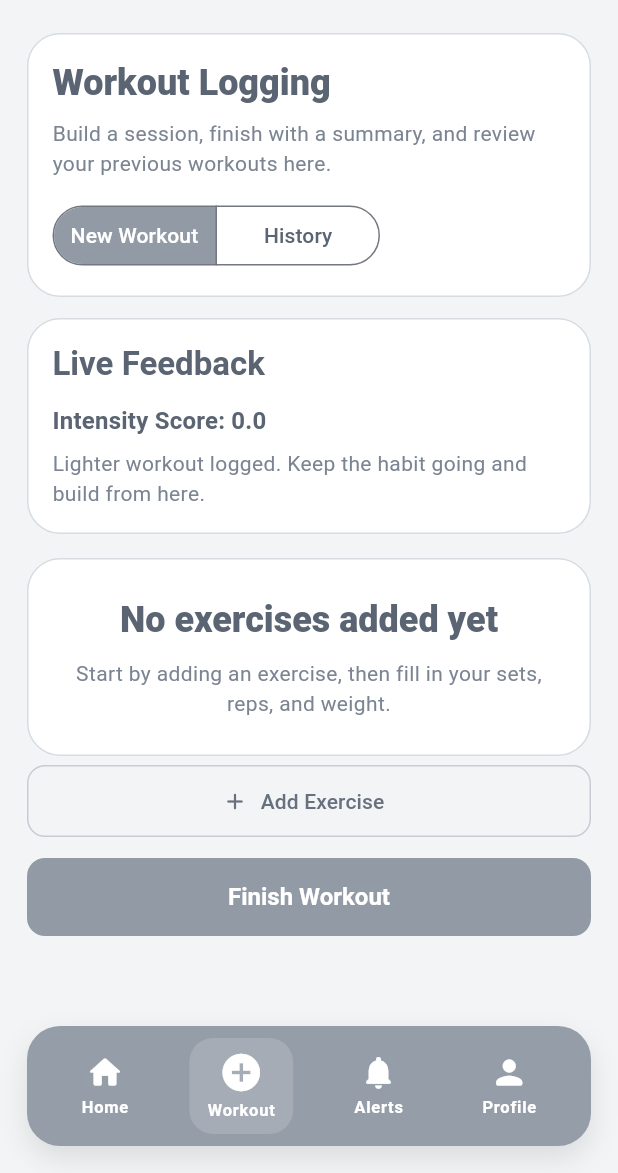
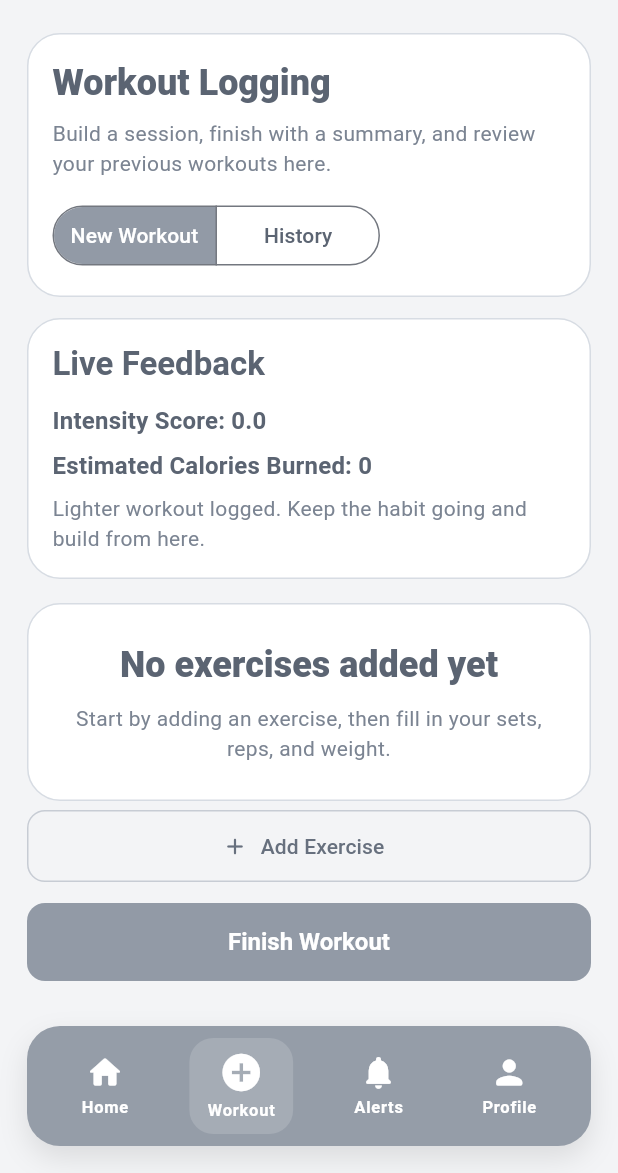
Before and after one commit to wildheart156/Project02_Beast_Mode, a Flutter app: the screen it shows once a user with an empty profile is signed in, item 2 of the bottom bar chosen, on a phone screen of 412 x 824 dp, the part 63-1236 px from its top. Run offline on Flutter 3.47's test engine with Material 3 defaults, Android fonts, the phone set to English and light mode, and no system bars; our stand-ins replace cloud_firestore, firebase_auth, firebase_core; accounts and stored records are empty.

Commit message:
feat: add estimated calories burned with rough formula

```diff
--- a/lib/models/workout_session.dart
+++ b/lib/models/workout_session.dart
@@ -7,6 +7,7 @@ class WorkoutSession {
     required this.exerciseCount,
     required this.exercises,
     required this.intensityScore,
+    required this.estimatedCaloriesBurned,
     required this.feedback,
     required this.source,
     required this.createdAt,
@@ -17,6 +18,7 @@ class WorkoutSession {
   final int exerciseCount;
   final List<Map<String, dynamic>> exercises;
   final double intensityScore;
+  final int estimatedCaloriesBurned;
   final String feedback;
   final String source;
   final DateTime createdAt;
@@ -27,6 +29,7 @@ class WorkoutSession {
       'exerciseCount': exerciseCount,
       'exercises': exercises,
       'intensityScore': intensityScore,
+      'estimatedCaloriesBurned': estimatedCaloriesBurned,
       'feedback': feedback,
       'source': source,
       'createdAt': FieldValue.serverTimestamp(),
@@ -48,6 +51,8 @@ class WorkoutSession {
           .map((exercise) => Map<String, dynamic>.from(exercise))
           .toList(),
       intensityScore: (data['intensityScore'] as num?)?.toDouble() ?? 0,
+      estimatedCaloriesBurned:
+          (data['estimatedCaloriesBurned'] as num?)?.toInt() ?? 0,
       feedback: (data['feedback'] as String?) ?? '',
       source: (data['source'] as String?) ?? 'manual_api',
       createdAt: timestamp is Timestamp
@@ -61,6 +66,7 @@ class WorkoutSession {
     required String userId,
     required List<Map<String, dynamic>> exercises,
     required double intensityScore,
+    required int estimatedCaloriesBurned,
     required String feedback,
   }) {
     return WorkoutSession(
@@ -69,6 +75,7 @@ class WorkoutSession {
       exerciseCount: exercises.length,
       exercises: exercises,
       intensityScore: intensityScore,
+      estimatedCaloriesBurned: estimatedCaloriesBurned,
       feedback: feedback,
       source: 'manual_api',
       createdAt: DateTime.now(),
--- a/lib/screens/workout_screen.dart
+++ b/lib/screens/workout_screen.dart
@@ -59,6 +59,22 @@ class _WorkoutScreenState extends State<WorkoutScreen> {
     return double.parse((totalVolume / 50).toStringAsFixed(1));
   }
 
+  int _calculateEstimatedCalories(List<Map<String, dynamic>> exercises) {
+    double baseCalories = 0;
+
+    for (final exercise in exercises) {
+      final sets = (exercise['sets'] as num?)?.toDouble() ?? 0;
+      final reps = (exercise['reps'] as num?)?.toDouble() ?? 0;
+      final rawWeight = (exercise['weight'] as num?)?.toDouble() ?? 0;
+      final effectiveWeight = rawWeight <= 0 ? 1 : rawWeight;
+      final volumeScore = (sets * reps * effectiveWeight) / 25;
+      baseCalories += volumeScore < 3 ? 3 : volumeScore;
+    }
+
+    final workoutBonus = exercises.length * 8;
+    return (baseCalories + workoutBonus).round();
+  }
+
   String _getFeedback(double intensity) {
     if (intensity >= 180) {
       return 'High intensity session. Great work, but make sure recovery stays part of the plan.';
@@ -104,6 +120,7 @@ class _WorkoutScreenState extends State<WorkoutScreen> {
         .map((draft) => draft.toMap())
         .toList(growable: false);
     final intensity = _calculateIntensity(_drafts);
+    final estimatedCaloriesBurned = _calculateEstimatedCalories(exercises);
     final feedback = _getFeedback(intensity);
 
     try {
@@ -112,6 +129,7 @@ class _WorkoutScreenState extends State<WorkoutScreen> {
         userId: user.uid,
         exercises: exercises,
         intensityScore: intensity,
+        estimatedCaloriesBurned: estimatedCaloriesBurned,
         feedback: feedback,
       );
       final workoutId = await _workoutRepository.saveWorkout(
@@ -129,6 +147,7 @@ class _WorkoutScreenState extends State<WorkoutScreen> {
           userId: user.uid,
           exercises: exercises,
           intensityScore: intensity,
+          estimatedCaloriesBurned: estimatedCaloriesBurned,
           feedback: feedback,
         );
         _view = _WorkoutView.summary;
@@ -190,6 +209,15 @@ class _WorkoutScreenState extends State<WorkoutScreen> {
     final intensity = _calculateIntensity(
       activeDrafts.isEmpty ? _drafts : activeDrafts,
     );
+    final estimatedCaloriesBurned = _calculateEstimatedCalories(
+      activeDrafts
+          .where(
+            (draft) =>
+                draft.name.isNotEmpty && draft.sets >= 1 && draft.reps >= 1,
+          )
+          .map((draft) => draft.toMap())
+          .toList(growable: false),
+    );
     final feedback = _getFeedback(intensity);
     final user = FirebaseAuth.instance.currentUser;
 
@@ -226,6 +254,7 @@ class _WorkoutScreenState extends State<WorkoutScreen> {
                           formKey: _formKey,
                           drafts: _drafts,
                           intensity: intensity,
+                          estimatedCaloriesBurned: estimatedCaloriesBurned,
                           feedback: feedback,
                           isSaving: _isSaving,
                           onAddExercise: _addExercise,
@@ -320,6 +349,7 @@ class _WorkoutBuilderView extends StatelessWidget {
     required this.formKey,
     required this.drafts,
     required this.intensity,
+    required this.estimatedCaloriesBurned,
     required this.feedback,
     required this.isSaving,
     required this.onAddExercise,
@@ -331,6 +361,7 @@ class _WorkoutBuilderView extends StatelessWidget {
   final GlobalKey<FormState> formKey;
   final List<WorkoutExerciseDraft> drafts;
   final double intensity;
+  final int estimatedCaloriesBurned;
   final String feedback;
   final bool isSaving;
   final VoidCallback onAddExercise;
@@ -345,7 +376,11 @@ class _WorkoutBuilderView extends StatelessWidget {
       child: ListView(
         key: const ValueKey('builder-list'),
         children: [
-          _WorkoutFeedbackCard(intensity: intensity, feedback: feedback),
+          _WorkoutFeedbackCard(
+            intensity: intensity,
+            estimatedCaloriesBurned: estimatedCaloriesBurned,
+            feedback: feedback,
+          ),
           const SizedBox(height: 16),
           if (drafts.isEmpty)
             const _WorkoutMessageCard(
@@ -412,9 +447,14 @@ class _WorkoutBuilderView extends StatelessWidget {
 }
 
 class _WorkoutFeedbackCard extends StatelessWidget {
-  const _WorkoutFeedbackCard({required this.intensity, required this.feedback});
+  const _WorkoutFeedbackCard({
+    required this.intensity,
+    required this.estimatedCaloriesBurned,
+    required this.feedback,
+  });
 
   final double intensity;
+  final int estimatedCaloriesBurned;
   final String feedback;
 
   @override
@@ -439,6 +479,14 @@ class _WorkoutFeedbackCard extends StatelessWidget {
           const SizedBox(height: 12),
           Text(
             'Intensity Score: ${intensity.toStringAsFixed(1)}',
+            style: Theme.of(context).textTheme.titleMedium?.copyWith(
+              fontWeight: FontWeight.w700,
+              color: const Color(0xFF5B6472),
+            ),
+          ),
+          const SizedBox(height: 6),
+          Text(
+            'Estimated Calories Burned: $estimatedCaloriesBurned',
             style: Theme.of(context).textTheme.titleMedium?.copyWith(
               fontWeight: FontWeight.w700,
               color: const Color(0xFF5B6472),
@@ -644,6 +692,14 @@ class _WorkoutSummaryView extends StatelessWidget {
                   color: const Color(0xFF7B8492),
                 ),
               ),
+              const SizedBox(height: 4),
+              Text(
+                'Estimated Calories Burned: ${workout!.estimatedCaloriesBurned}',
+                style: Theme.of(context).textTheme.titleMedium?.copyWith(
+                  fontWeight: FontWeight.w700,
+                  color: const Color(0xFF5B6472),
+                ),
+              ),
               const SizedBox(height: 14),
               Text(
                 workout!.feedback,
@@ -845,7 +901,7 @@ class _WorkoutHistoryCard extends StatelessWidget {
         subtitle: Padding(
           padding: const EdgeInsets.only(top: 6),
           child: Text(
-            '${workout.exerciseCount} exercises • Intensity ${workout.intensityScore.toStringAsFixed(1)}\n${workout.feedback}',
+            '${workout.exerciseCount} exercises • Intensity ${workout.intensityScore.toStringAsFixed(1)} • ${workout.estimatedCaloriesBurned} cal\n${workout.feedback}',
             style: Theme.of(
               context,
             ).textTheme.bodyMedium?.copyWith(color: const Color(0xFF7B8492)),
```
